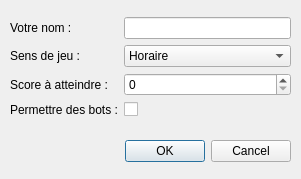
First picture: the form in CuteBelote/src/GameSettings.ui, repository IrmatDen/fr-belote, before the edit.
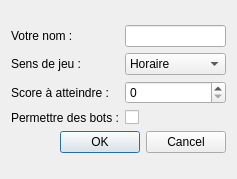
Second picture: the form after the edit.

Commit message: Added join game dialog

```diff
--- a/CuteBelote/src/GameSettings.ui
+++ b/CuteBelote/src/GameSettings.ui
@@ -6,7 +6,7 @@
    <rect>
     <x>0</x>
     <y>0</y>
-    <width>301</width>
+    <width>237</width>
     <height>179</height>
    </rect>
   </property>
@@ -18,13 +18,13 @@
   </property>
   <property name="minimumSize">
    <size>
-    <width>301</width>
+    <width>237</width>
     <height>179</height>
    </size>
   </property>
   <property name="maximumSize">
    <size>
-    <width>301</width>
+    <width>237</width>
     <height>179</height>
    </size>
   </property>
@@ -37,15 +37,8 @@
   <property name="windowTitle">
    <string>Paramètres de la partie</string>
   </property>
-  <widget class="QWidget" name="">
-   <property name="geometry">
-    <rect>
-     <x>10</x>
-     <y>0</y>
-     <width>281</width>
-     <height>181</height>
-    </rect>
-   </property>
+  <layout class="QGridLayout" name="gridLayout_2">
+   <item row="0" column="0">
    <layout class="QVBoxLayout" name="verticalLayout">
     <item>
      <layout class="QGridLayout" name="gridLayout">
@@ -124,7 +117,8 @@
      </widget>
     </item>
    </layout>
-  </widget>
+   </item>
+  </layout>
  </widget>
  <resources/>
  <connections>
```
Left out of the diff: 2 changed lines with no effect on the pictures. Lines whose indentation alone changed are shown as unchanged. The commit also changes 7 other files.
